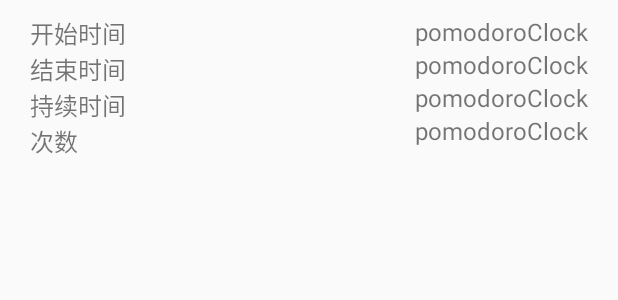
After one commit to Qingzhujiu/pomodoroClock, an Android app: the layout dialog_record.xml on its own in the app's theme, with its tools: preview values and no code run, on a phone screen of 412 x 824 dp. The commit adds this screen. Shown: the top 300 px of the screen. Run offline under Robolectric (Android 15) with nearby library versions, the phone set to English and light mode, and no system bars.

Commit message:
数据统计增删查都写完了

```diff
--- a/app/src/main/java/com/myprogram/pomodoroClock/Record/Record.java
+++ b/app/src/main/java/com/myprogram/pomodoroClock/Record/Record.java
@@ -5,12 +5,13 @@ import androidx.room.ColumnInfo;
 import androidx.room.Entity;
 import androidx.room.PrimaryKey;
 
+import java.io.Serializable;
 import java.util.Date;
 import java.util.Objects;
 
 // 实体
 @Entity(tableName = "record_table")
-public class Record {
+public class Record implements Serializable {
     static class IdAlloctor {
         public static long getID() {
             return System.currentTimeMillis();
--- a/app/src/main/java/com/myprogram/pomodoroClock/Record/RecordDao.java
+++ b/app/src/main/java/com/myprogram/pomodoroClock/Record/RecordDao.java
@@ -2,6 +2,7 @@ package com.myprogram.pomodoroClock.Record;
 
 import androidx.lifecycle.LiveData;
 import androidx.room.Dao;
+import androidx.room.Delete;
 import androidx.room.Insert;
 import androidx.room.OnConflictStrategy;
 import androidx.room.Query;
@@ -19,6 +20,9 @@ public interface RecordDao {
 
     @Query("DELETE FROM record_table")
     void deleteAll();
+
+    @Delete
+    void delete(Record record);
 
     @Query("SELECT * FROM record_table ORDER BY record_id ASC")
     LiveData<List<Record>> getRecords();
--- a/app/src/main/java/com/myprogram/pomodoroClock/Record/RecordRepository.java
+++ b/app/src/main/java/com/myprogram/pomodoroClock/Record/RecordRepository.java
@@ -57,4 +57,10 @@ public class RecordRepository {
             mRecordDao.insert(record);
         });
     }
+
+    void delete(Record record) {
+        RecordRoomDatabase.databaseWriteExecutor.execute(() -> {
+            mRecordDao.delete(record);
+        });
+    }
 }
--- a/app/src/main/java/com/myprogram/pomodoroClock/Record/RecordViewModel.java
+++ b/app/src/main/java/com/myprogram/pomodoroClock/Record/RecordViewModel.java
@@ -58,4 +58,8 @@ public class RecordViewModel extends AndroidViewModel {
     public void insert(Record record) {
         mRepository.insert(record);
     }
+
+    public void delete(Record record) {
+        mRepository.delete(record);
+    }
 }
--- /dev/null
+++ b/app/src/main/res/layout/dialog_record.xml
@@ -0,0 +1,98 @@
+<?xml version="1.0" encoding="utf-8"?>
+<androidx.constraintlayout.widget.ConstraintLayout xmlns:android="http://schemas.android.com/apk/res/android"
+    xmlns:app="http://schemas.android.com/apk/res-auto"
+    android:id="@+id/record_dialog"
+    android:layout_width="match_parent"
+    android:layout_height="match_parent">
+
+
+    <androidx.constraintlayout.widget.ConstraintLayout
+        android:id="@+id/layout_textview_group"
+        android:layout_width="match_parent"
+        android:layout_height="wrap_content"
+        android:layout_margin="10dp"
+        app:layout_constraintStart_toStartOf="@id/record_dialog"
+        app:layout_constraintTop_toTopOf="@id/record_dialog">
+
+        <TextView
+            android:id="@+id/layout_textview_start_time"
+            android:layout_width="wrap_content"
+            android:layout_height="wrap_content"
+            android:layout_marginStart="10dp"
+            android:text="@string/start_time"
+            android:textSize="16sp"
+            app:layout_constraintStart_toStartOf="@id/layout_textview_group"
+            app:layout_constraintTop_toTopOf="@id/layout_textview_group" />
+
+        <TextView
+            android:id="@+id/layout_textview_end_time"
+            android:layout_width="wrap_content"
+            android:layout_height="wrap_content"
+            android:layout_marginStart="10dp"
+            android:text="@string/end_time"
+            android:textSize="16sp"
+            app:layout_constraintStart_toStartOf="@id/layout_textview_group"
+            app:layout_constraintTop_toBottomOf="@id/layout_textview_start_time" />
+
+        <TextView
+            android:id="@+id/layout_textview_duration"
+            android:layout_width="wrap_content"
+            android:layout_height="wrap_content"
+            android:layout_marginStart="10dp"
+            android:text="@string/duration"
+            android:textSize="16sp"
+            app:layout_constraintStart_toStartOf="@id/layout_textview_group"
+            app:layout_constraintTop_toBottomOf="@id/layout_textview_end_time" />
+
+        <TextView
+            android:id="@+id/layout_textview_times"
+            android:layout_width="wrap_content"
+            android:layout_height="wrap_content"
+            android:layout_marginStart="10dp"
+            android:text="@string/counts"
+            android:textSize="16sp"
+            app:layout_constraintStart_toStartOf="@id/layout_textview_group"
+            app:layout_constraintTop_toBottomOf="@id/layout_textview_duration" />
+
+        <TextView
+            android:id="@+id/layout_textview_start_time_value"
+            android:layout_width="wrap_content"
+            android:layout_height="wrap_content"
+            android:layout_marginEnd="10dp"
+            android:text="@string/app_name"
+            android:textSize="16sp"
+            app:layout_constraintEnd_toEndOf="@id/layout_textview_group"
+            app:layout_constraintTop_toTopOf="@id/layout_textview_group" />
+
+
+        <TextView
+            android:id="@+id/layout_textview_end_time_value"
+            android:layout_width="wrap_content"
+            android:layout_height="wrap_content"
+            android:layout_marginEnd="10dp"
+            android:text="@string/app_name"
+            android:textSize="16sp"
+            app:layout_constraintEnd_toEndOf="@id/layout_textview_group"
+            app:layout_constraintTop_toBottomOf="@id/layout_textview_start_time_value" />
+
+        <TextView
+            android:id="@+id/layout_textview_duration_value"
+            android:layout_width="wrap_content"
+            android:layout_height="wrap_content"
+            android:layout_marginEnd="10dp"
+            android:text="@string/app_name"
+            android:textSize="16sp"
+            app:layout_constraintEnd_toEndOf="@id/layout_textview_group"
+            app:layout_constraintTop_toBottomOf="@id/layout_textview_end_time_value" />
+
+        <TextView
+            android:id="@+id/layout_textview_times_value"
+            android:layout_width="wrap_content"
+            android:layout_height="wrap_content"
+            android:layout_marginEnd="10dp"
+            android:text="@string/app_name"
+            android:textSize="16sp"
+            app:layout_constraintEnd_toEndOf="@id/layout_textview_group"
+            app:layout_constraintTop_toBottomOf="@id/layout_textview_duration_value" />
+    </androidx.constraintlayout.widget.ConstraintLayout>
+</androidx.constraintlayout.widget.ConstraintLayout>
--- a/app/src/main/res/values/strings.xml
+++ b/app/src/main/res/values/strings.xml
@@ -18,4 +18,8 @@
     <string name="perDuration">平均时长</string>
     <string name="dayConcentration">当日专注</string>
     <string name="dayDuration">当日时长</string>
+    <string name="start_time">开始时间</string>
+    <string name="end_time">结束时间</string>
+    <string name="duration">持续时间</string>
+    <string name="counts">次数</string>
 </resources>
```
Also changed, not shown: app/src/main/java/com/myprogram/pomodoroClock/MainActivity.java (+19 -12 lines), app/src/main/java/com/myprogram/pomodoroClock/Record/RecordDialog.java (added, +110 -0 lines), app/src/main/java/com/myprogram/pomodoroClock/Record/RecordListAdapter.java (+20 -1 lines), app/src/main/java/com/myprogram/pomodoroClock/fragment/statisticsFragment.java (+17 -9 lines).
